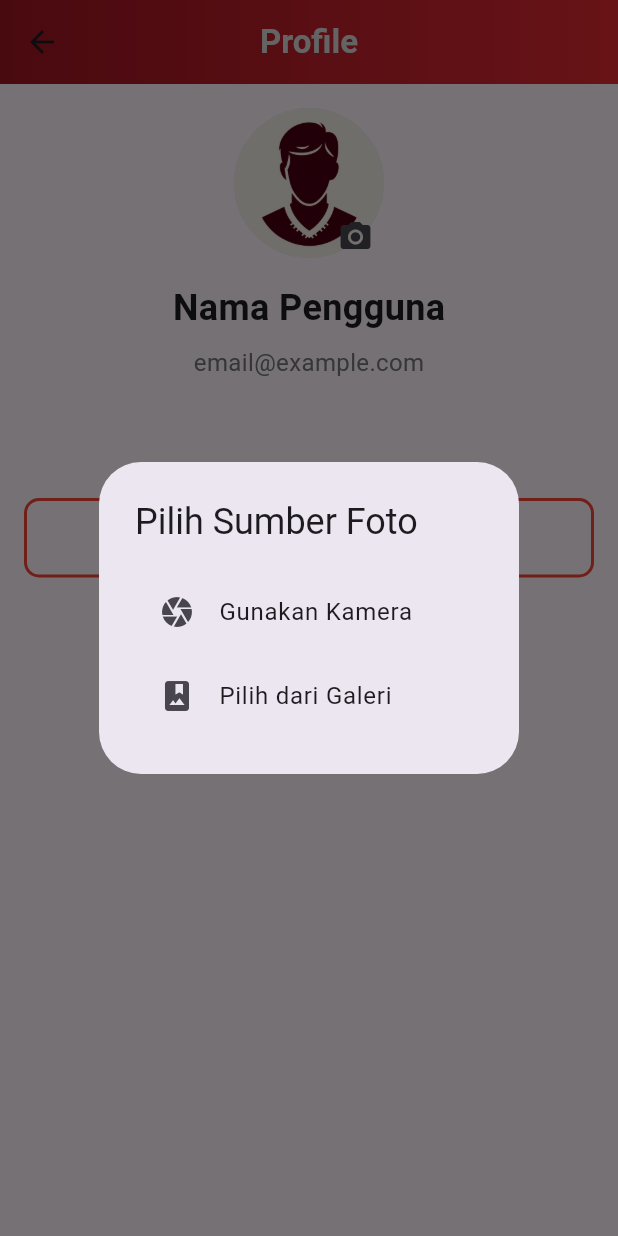
After one commit to SuryaaAulia/Rent-It-App-Flutter, a Flutter app: the ProfilePage screen opened directly, after a tap on the "camera alt" icon, on a phone screen of 412 x 824 dp. The commit adds this screen. Run offline on Flutter 3.47's test engine with Material 3 defaults, Android fonts, the phone set to English and light mode, and no system bars; our stand-ins replace carousel_slider, device_info_plus, image_picker, local_auth, money_formatter, shared_preferences and 1 more; accounts and stored records are empty; network calls fail.

Commit message:
DONE | Profile Page

```diff
--- a/rent_it_flutter/lib/page/home_page.dart
+++ b/rent_it_flutter/lib/page/home_page.dart
@@ -27,7 +27,7 @@ class _HomePageState extends State<HomePage> {
     'assets/images/ged_sc.jpg',
     'assets/images/ged_damar.jpg',
     'assets/images/GSG.jpg',
-    'assets/images/avatar.jpg',
+    'assets/images/RedAvatar.jpeg',
     'assets/images/lap_tennis.jpg',
   ];
   @override
--- /dev/null
+++ b/rent_it_flutter/lib/page/profile_page.dart
@@ -0,0 +1,233 @@
+import 'package:flutter/material.dart';
+import 'package:image_picker/image_picker.dart';
+import 'package:shared_preferences/shared_preferences.dart';
+import 'dart:io';
+import 'edit_profile_page.dart';
+import 'dart:convert';
+import 'package:http/http.dart' as http;
+import 'package:local_auth/local_auth.dart'; // Import package local_auth
+
+class ProfilePage extends StatefulWidget {
+  const ProfilePage({Key? key}) : super(key: key);
+
+  @override
+  _ProfilePageState createState() => _ProfilePageState();
+}
+
+class _ProfilePageState extends State<ProfilePage> {
+  bool _isPasswordVisible = false;
+  File? _profileImage;
+  Map<String, dynamic>? _userData;
+  final LocalAuthentication auth =
+      LocalAuthentication(); // Initialize LocalAuthentication
+
+  @override
+  void initState() {
+    super.initState();
+    _fetchUserData();
+  }
+
+  Future<void> _fetchUserData() async {
+    String? token = await _getToken();
+    print("Token: $token"); // Debugging: Print token
+    if (token != null) {
+      final response = await http.get(
+        Uri.parse('https://rent-it.site/api/auth/getData'),
+        headers: {
+          'Authorization': 'Bearer $token',
+        },
+      );
+
+      if (response.statusCode == 200) {
+        setState(() {
+          _userData = json.decode(response.body)['data']['user'];
+        });
+      } else {
+        print('Failed to load user data');
+      }
+    }
+  }
+
+  Future<void> _pickImageFromSource(ImageSource source) async {
+    final ImagePicker picker = ImagePicker();
+    final XFile? pickedImage = await picker.pickImage(source: source);
+    if (pickedImage != null) {
+      setState(() {
+        _profileImage = File(pickedImage.path);
+      });
+    }
+  }
+
+  Future<void> _showImageSourceDialog() async {
+    return showDialog<void>(
+      context: context,
+      builder: (BuildContext context) {
+        return AlertDialog(
+          title: const Text('Pilih Sumber Foto'),
+          content: SingleChildScrollView(
+            child: ListBody(
+              children: <Widget>[
+                ListTile(
+                  leading: const Icon(Icons.camera),
+                  title: const Text('Gunakan Kamera'),
+                  onTap: () {
+                    Navigator.of(context).pop();
+                    _pickImageFromSource(ImageSource.camera);
+                  },
+                ),
+                ListTile(
+                  leading: const Icon(Icons.photo_album),
+                  title: const Text('Pilih dari Galeri'),
+                  onTap: () {
+                    Navigator.of(context).pop();
+                    _pickImageFromSource(ImageSource.gallery);
+                  },
+                ),
+              ],
+            ),
+          ),
+        );
+      },
+    );
+  }
+
+  Future<void> _saveToken(String token) async {
+    SharedPreferences prefs = await SharedPreferences.getInstance();
+    await prefs.setString('token', token);
+  }
+
+  Future<String?> _getToken() async {
+    SharedPreferences prefs = await SharedPreferences.getInstance();
+    return prefs.getString('token');
+  }
+
+  Future<void> _clearToken() async {
+    SharedPreferences prefs = await SharedPreferences.getInstance();
+    await prefs.remove('token');
+  }
+
+  Future<void> _authenticate() async {
+    try {
+      bool authenticated = await auth.authenticate(
+        localizedReason: 'Please authenticate to logout',
+        options: const AuthenticationOptions(
+          stickyAuth: true,
+          useErrorDialogs: true,
+        ),
+      );
+      if (authenticated) {
+        _logout();
+      }
+    } catch (e) {
+      print(e);
+    }
+  }
+
+  Future<void> _logout() async {
+    await _clearToken();
+    Navigator.pushReplacementNamed(context, '/login');
+  }
+
+  @override
+  Widget build(BuildContext context) {
+    return SafeArea(
+      child: Scaffold(
+        appBar: AppBar(
+          title: const Text(
+            'Profile',
+            style: TextStyle(
+              color: Color.fromRGBO(217, 217, 217, 1),
+              fontWeight: FontWeight.w600,
+            ),
+          ),
+          centerTitle: true,
+          flexibleSpace: Container(
+            decoration: const BoxDecoration(
+              gradient: LinearGradient(
+                colors: <Color>[
+                  Color.fromRGBO(159, 21, 33, 1),
+                  Color.fromRGBO(226, 42, 50, 1),
+                ],
+              ),
+            ),
+          ),
+        ),
+        body: SingleChildScrollView(
+          child: Padding(
+            padding: const EdgeInsets.all(16.0),
+            child: Column(
+              crossAxisAlignment: CrossAxisAlignment.center,
+              children: <Widget>[
+                Stack(
+                  alignment: Alignment.bottomRight,
+                  children: <Widget>[
+                    CircleAvatar(
+                      radius: 50,
+                      backgroundImage: _profileImage != null
+                          ? FileImage(_profileImage!)
+                          : const AssetImage('assets/images/RedAvatar.jpeg')
+                              as ImageProvider,
+                    ),
+                    Positioned(
+                      bottom: -10,
+                      right: -5,
+                      child: IconButton(
+                        icon: Icon(Icons.camera_alt),
+                        onPressed: _showImageSourceDialog,
+                        tooltip: 'Ganti Foto Profil',
+                      ),
+                    ),
+                  ],
+                ),
+                const SizedBox(height: 16),
+                Text(
+                  _userData?['name'] ?? 'Nama Pengguna',
+                  style: const TextStyle(
+                      fontSize: 24, fontWeight: FontWeight.bold),
+                ),
+                const SizedBox(height: 8),
+                Text(
+                  _userData?['email'] ?? 'email@example.com',
+                  style: TextStyle(fontSize: 16, color: Colors.grey[600]),
+                ),
+                const SizedBox(height: 8),
+                Row(
+                  mainAxisAlignment: MainAxisAlignment.center,
+                  children: <Widget>[
+                    Text(
+                      _isPasswordVisible ? 'password123' : '',
+                      style: const TextStyle(fontSize: 16),
+                    ),
+                  ],
+                ),
+                const SizedBox(height: 32),
+                const SizedBox(height: 16),
+                OutlinedButton(
+                  onPressed:
+                      _authenticate, // Use _authenticate instead of _logout
+                  style: OutlinedButton.styleFrom(
+                    foregroundColor: Colors.red,
+                    padding: const EdgeInsets.symmetric(vertical: 16.0),
+                    minimumSize: const Size(double.infinity, 50),
+                    textStyle: const TextStyle(
+                      fontSize: 18.0,
+                      fontWeight: FontWeight.w600,
+                    ),
+                    shape: RoundedRectangleBorder(
+                      borderRadius: BorderRadius.circular(10.0),
+                    ),
+                    side: const BorderSide(
+                      color: Colors.red,
+                      width: 2.0,
+                    ),
+                  ),
+                  child: const Text('Logout'),
+                ),
+              ],
+            ),
+          ),
+        ),
+      ),
+    );
+  }
+}
--- a/rent_it_flutter/pubspec.yaml
+++ b/rent_it_flutter/pubspec.yaml
@@ -49,6 +49,7 @@ dependencies:
   device_info: ^2.0.3
   loading_animation_widget: ^1.2.1
   money_formatter: ^0.0.6
+  local_auth: ^2.2.0
 
 dev_dependencies:
   flutter_test:
```
Also changed, not shown: rent_it_flutter/lib/page/edit_profile_page.dart (added, +114 -0 lines), rent_it_flutter/lib/widgets/appbar_widget.dart (+11 -30 lines), rent_it_flutter/assets/images/RedAvatar.jpeg (added), rent_it_flutter/pubspec.lock, 1 other file.
